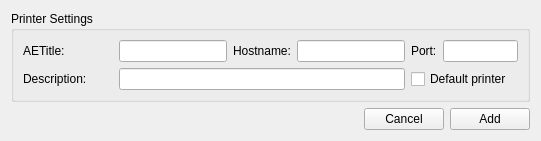
Above: starviewer/src/extensions/main/dicomprint/qdicomaddprinterwidgetbase.ui from starviewer-medical/starviewer before the change. Below: the same form after it.
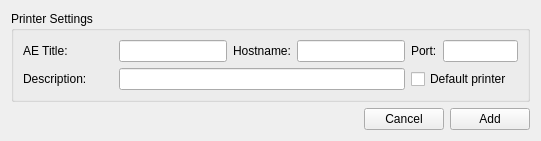
That is the form after the change.

Commit message: ENH: Corretgim AETitle per AE Title a l'extensió DICOMPrint #1822

```diff
--- a/starviewer/src/extensions/main/dicomprint/qdicomaddprinterwidgetbase.ui
+++ b/starviewer/src/extensions/main/dicomprint/qdicomaddprinterwidgetbase.ui
@@ -29,7 +29,7 @@
          <bool>true</bool>
         </property>
         <property name="text">
-         <string>AETitle:</string>
+         <string>AE Title:</string>
         </property>
        </widget>
       </item>
```
The commit also changes 7 other files.
